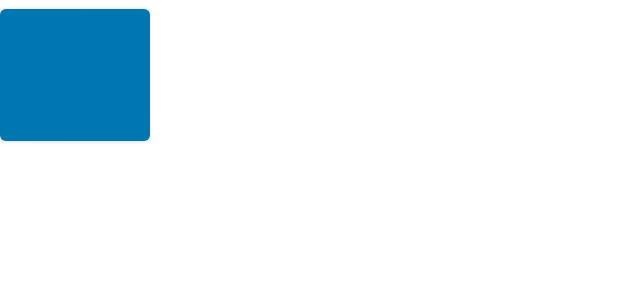
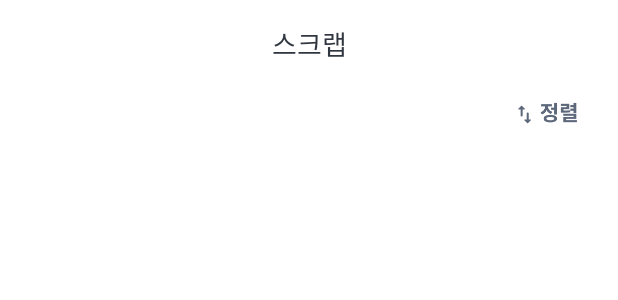
Before and after one commit to TeamBeMyPlan/BeMyPlan-Android, an Android app: the layout fragment_scrap.xml on its own in the app's theme, with its tools: preview values and no code run, on a phone screen of 412 x 824 dp. Shown: the top 300 px of the screen. Run offline under Robolectric (Android 15) with nearby library versions, the phone set to English and light mode, and no system bars.

Commit message:
[UI] #19 - ScrapFragment UI 구현

```diff
--- a/app/src/main/res/layout/fragment_scrap.xml
+++ b/app/src/main/res/layout/fragment_scrap.xml
@@ -1,15 +1,78 @@
 <?xml version="1.0" encoding="utf-8"?>
-<FrameLayout xmlns:android="http://schemas.android.com/apk/res/android"
-    xmlns:tools="http://schemas.android.com/tools"
-    android:layout_width="match_parent"
-    android:layout_height="match_parent"
-    tools:context=".ui.main.ScrapFragment">
+<layout xmlns:android="http://schemas.android.com/apk/res/android"
+    xmlns:app="http://schemas.android.com/apk/res-auto"
+    xmlns:tools="http://schemas.android.com/tools">
 
-    <Button
-        android:id="@+id/btn_sample"
-        android:layout_width="100dp"
-        android:layout_height="100dp" />
+    <data>
 
-    <!-- TODO: Update blank fragment layout -->
+    </data>
 
-</FrameLayout>
+    <androidx.constraintlayout.widget.ConstraintLayout
+        android:layout_width="match_parent"
+        android:layout_height="match_parent"
+        android:paddingHorizontal="18dp"
+        tools:context=".ui.main.scrap.ScrapFragment">
+
+        <androidx.constraintlayout.widget.ConstraintLayout
+            android:id="@+id/layout_top"
+            android:layout_width="match_parent"
+            android:layout_height="wrap_content"
+            app:layout_constraintTop_toTopOf="parent">
+
+            <TextView
+                android:id="@+id/tv_top_title"
+                android:layout_width="wrap_content"
+                android:layout_height="wrap_content"
+                android:layout_marginTop="15dp"
+                android:layout_marginBottom="13dp"
+                android:fontFamily="@font/spoqa_han_sans_neo_bold"
+                android:text="@string/menu_title_scrap"
+                android:textColor="@color/grey_313740"
+                android:textSize="18sp"
+                app:layout_constraintBottom_toBottomOf="parent"
+                app:layout_constraintEnd_toEndOf="parent"
+                app:layout_constraintStart_toStartOf="parent"
+                app:layout_constraintTop_toTopOf="parent" />
+
+        </androidx.constraintlayout.widget.ConstraintLayout>
+
+        <androidx.core.widget.NestedScrollView
+            android:id="@+id/nsv"
+            android:layout_width="match_parent"
+            android:layout_height="0dp"
+            app:layout_constraintBottom_toBottomOf="parent"
+            app:layout_constraintTop_toBottomOf="@id/layout_top">
+
+            <androidx.constraintlayout.widget.ConstraintLayout
+                android:layout_width="match_parent"
+                android:layout_height="match_parent">
+
+                <ImageView
+                    android:id="@+id/iv_order"
+                    android:layout_width="wrap_content"
+                    android:layout_height="wrap_content"
+                    android:layout_marginTop="7dp"
+                    android:layout_marginEnd="6dp"
+                    android:src="@drawable/icn_order"
+                    app:layout_constraintEnd_toEndOf="parent"
+                    app:layout_constraintTop_toTopOf="parent" />
+
+                <androidx.recyclerview.widget.RecyclerView
+                    android:id="@+id/rv_content"
+                    android:layout_width="match_parent"
+                    android:layout_height="wrap_content"
+                    android:layout_marginTop="2dp"
+                    android:layout_marginBottom="20dp"
+                    android:overScrollMode="never"
+                    app:layoutManager="androidx.recyclerview.widget.GridLayoutManager"
+                    app:layout_constraintBottom_toBottomOf="parent"
+                    app:layout_constraintTop_toBottomOf="@id/iv_order"
+                    app:spanCount="2" />
+
+            </androidx.constraintlayout.widget.ConstraintLayout>
+
+        </androidx.core.widget.NestedScrollView>
+
+    </androidx.constraintlayout.widget.ConstraintLayout>
+
+</layout>
```
